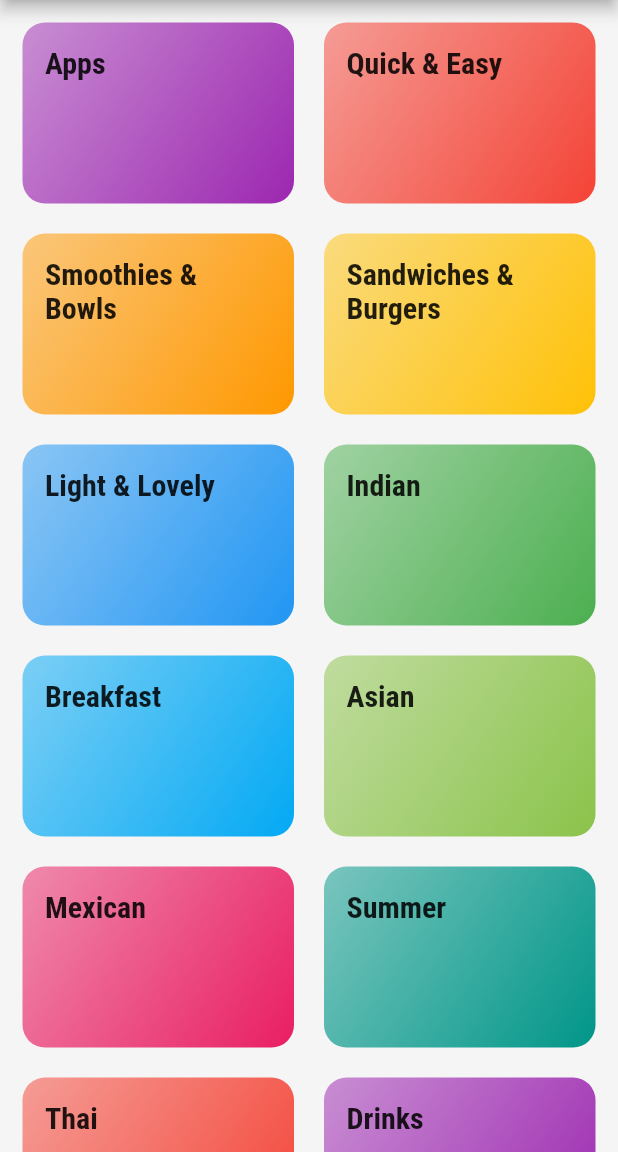
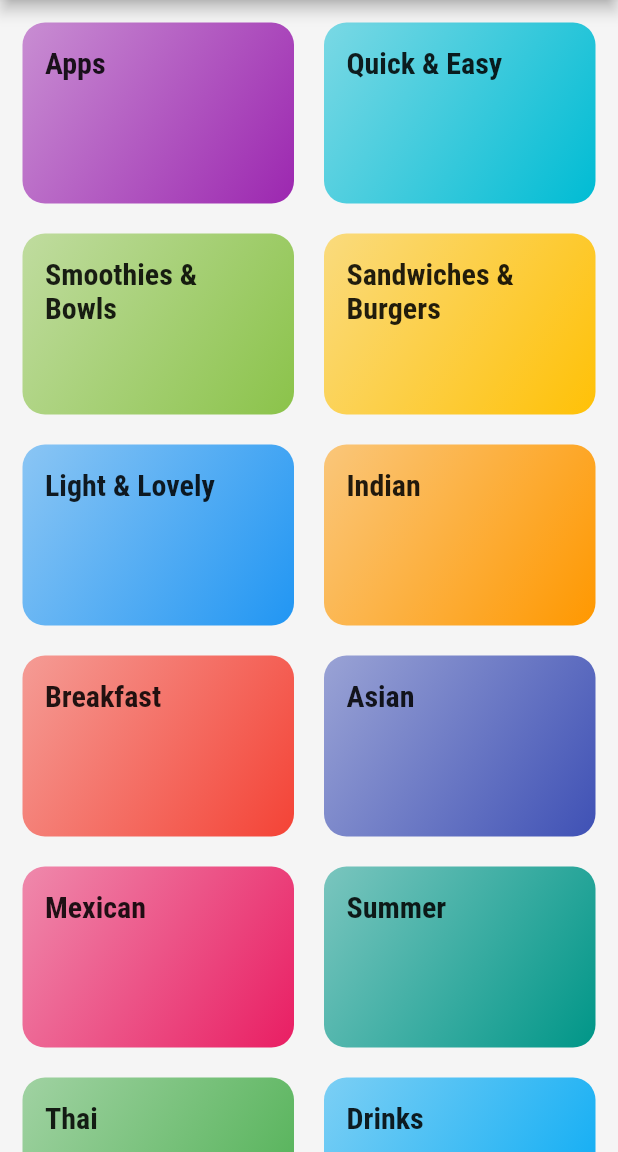
Before and after one commit to erinkelsey/veganmeals-flutter, a Flutter app: the screen it shows after launch, on a phone screen of 412 x 824 dp, the part 84-1236 px from its top. Run offline on Flutter 3.47's test engine with Material 2 defaults, Android fonts, the phone set to English and light mode, and no system bars.

Commit message:
add category meals screen and named route to screen with paramters

```diff
--- a/lib/categories_screen.dart
+++ b/lib/categories_screen.dart
@@ -22,6 +22,7 @@ class CategoriesScreen extends StatelessWidget {
             children: DUMMY_CATEGORIES
               .map(
                 (catData) => CategoryItem(
+                  catData.id,
                   catData.title,
                   catData.color
                 ),
--- a/lib/category_item.dart
+++ b/lib/category_item.dart
@@ -1,14 +1,31 @@
 import 'package:flutter/material.dart';
 
+import './category_meals_screen.dart';
+
 class CategoryItem extends StatelessWidget {
+  final String id;
   final String title;
   final Color color;
 
-  CategoryItem(this.title, this.color);
+  CategoryItem(this.id, this.title, this.color);
+
+  void _selectCategory(BuildContext ctx){
+    Navigator.of(ctx).pushNamed(
+      CategoryMealsScreen.routeName,
+      arguments: {
+        'id' : id,
+        'title' : title,
+      }
+    );
+  }
 
   @override
   Widget build(BuildContext context) {
-    return Container(
+    return InkWell(
+      onTap: () => _selectCategory(context),
+      splashColor: Theme.of(context).primaryColor,
+      borderRadius: BorderRadius.circular(15),
+      child: Container(
         padding: const EdgeInsets.all(15),
         child: Text(
           title,
@@ -25,6 +42,7 @@ class CategoryItem extends StatelessWidget {
           ),
           borderRadius: BorderRadius.circular(15),
         ),
+      ),
     );
   }
 }
--- a/lib/dummy_data.dart
+++ b/lib/dummy_data.dart
@@ -11,12 +11,12 @@ const DUMMY_CATEGORIES = const [
   Category(
     id: 'c2',
     title: 'Quick & Easy',
-    color: Colors.red,
+    color: Colors.cyan,
   ),
   Category(
     id: 'c3',
     title: 'Smoothies & Bowls',
-    color: Colors.orange,
+    color: Colors.lightGreen,
   ),
   Category(
     id: 'c4',
@@ -31,17 +31,17 @@ const DUMMY_CATEGORIES = const [
   Category(
     id: 'c6',
     title: 'Indian',
-    color: Colors.green,
+    color: Colors.orange,
   ),
   Category(
     id: 'c7',
     title: 'Breakfast',
-    color: Colors.lightBlue,
+    color: Colors.red,
   ),
   Category(
     id: 'c8',
     title: 'Asian',
-    color: Colors.lightGreen,
+    color: Colors.indigo,
   ),
   Category(
     id: 'c9',
@@ -56,11 +56,11 @@ const DUMMY_CATEGORIES = const [
   Category(
     id: 'c11',
     title: 'Thai',
-    color: Colors.red,
+    color: Colors.green,
   ),
   Category(
     id: 'c12',
     title: 'Drinks',
-    color: Colors.purple,
+    color: Colors.lightBlue,
   ),
 ];
--- a/lib/main.dart
+++ b/lib/main.dart
@@ -1,5 +1,6 @@
 import 'package:flutter/material.dart';
 
+import './category_meals_screen.dart';
 import './categories_screen.dart';
 
 void main() {
@@ -31,7 +32,11 @@ class MyApp extends StatelessWidget {
           ),
         ),
       ),
-      home: CategoriesScreen(),
+      // home: CategoriesScreen(),
+      routes: {
+        '/': (ctx) => CategoriesScreen(),
+        CategoryMealsScreen.routeName: (ctx) => CategoryMealsScreen(),
+      }
     );
   }
 }
```
Also changed, not shown: lib/category_meals_screen.dart (added, +23 -0 lines). Lines whose indentation alone changed are shown as unchanged.
